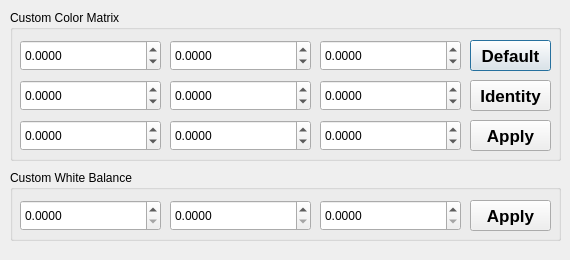
First picture: the form in src/colorwindow.ui, repository krontech/chronos-cam-app, before the edit.
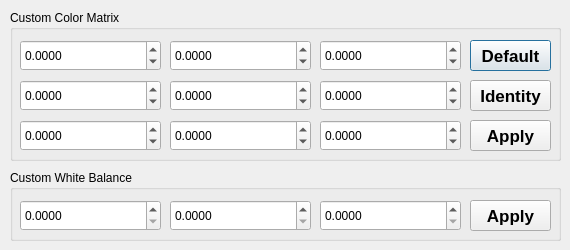
Second picture: the form after the edit. Custom widgets are drawn as their Qt base class.

Patch:
```diff
--- a/src/colorwindow.ui
+++ b/src/colorwindow.ui
@@ -7,7 +7,7 @@
     <x>0</x>
     <y>0</y>
     <width>570</width>
-    <height>260</height>
+    <height>250</height>
    </rect>
   </property>
   <property name="contextMenuPolicy">
```
